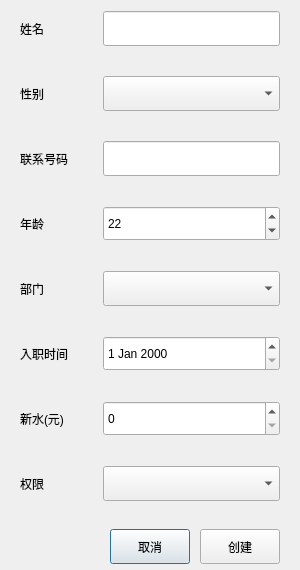
superp2017/NTERP, file Qt/ERP/dialognewuser.ui: the form before one commit.
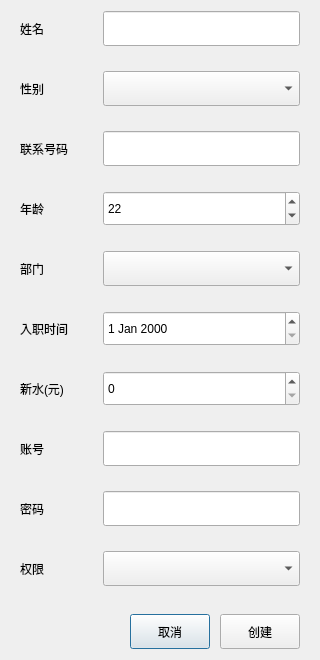
The form after the commit.

What changed in the file:
```diff
--- a/Qt/ERP/dialognewuser.ui
+++ b/Qt/ERP/dialognewuser.ui
@@ -6,8 +6,8 @@
    <rect>
     <x>0</x>
     <y>0</y>
-    <width>300</width>
-    <height>570</height>
+    <width>320</width>
+    <height>660</height>
    </rect>
   </property>
   <property name="minimumSize">
@@ -33,7 +33,7 @@
     <number>20</number>
    </property>
    <property name="bottomMargin">
-    <number>6</number>
+    <number>11</number>
    </property>
    <item row="0" column="0">
     <layout class="QFormLayout" name="formLayout">
@@ -41,7 +41,7 @@
       <number>35</number>
      </property>
      <property name="verticalSpacing">
-      <number>30</number>
+      <number>25</number>
      </property>
      <item row="0" column="0">
       <widget class="QLabel" name="label">
@@ -193,7 +193,7 @@
        </property>
       </widget>
      </item>
-     <item row="7" column="0">
+     <item row="9" column="0">
       <widget class="QLabel" name="label_8">
        <property name="minimumSize">
         <size>
@@ -206,7 +206,7 @@
        </property>
       </widget>
      </item>
-     <item row="7" column="1">
+     <item row="9" column="1">
       <widget class="QComboBox" name="comboBox_author">
        <property name="minimumSize">
         <size>
@@ -256,6 +256,52 @@
        </property>
       </widget>
      </item>
+     <item row="7" column="0">
+      <widget class="QLabel" name="label_9">
+       <property name="minimumSize">
+        <size>
+         <width>0</width>
+         <height>35</height>
+        </size>
+       </property>
+       <property name="text">
+        <string>账号</string>
+       </property>
+      </widget>
+     </item>
+     <item row="8" column="0">
+      <widget class="QLabel" name="label_10">
+       <property name="minimumSize">
+        <size>
+         <width>0</width>
+         <height>35</height>
+        </size>
+       </property>
+       <property name="text">
+        <string>密码</string>
+       </property>
+      </widget>
+     </item>
+     <item row="7" column="1">
+      <widget class="QLineEdit" name="lineEdit_accout">
+       <property name="minimumSize">
+        <size>
+         <width>0</width>
+         <height>35</height>
+        </size>
+       </property>
+      </widget>
+     </item>
+     <item row="8" column="1">
+      <widget class="QLineEdit" name="lineEdit_code">
+       <property name="minimumSize">
+        <size>
+         <width>0</width>
+         <height>35</height>
+        </size>
+       </property>
+      </widget>
+     </item>
     </layout>
    </item>
    <item row="1" column="0">
```
